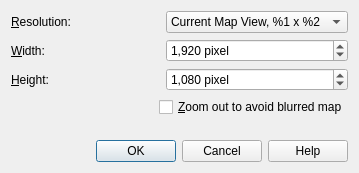
Before: the Qt Designer form src/mapgui/imageexportdialog.ui in albar965/littlenavmap, drawn with Qt 5.
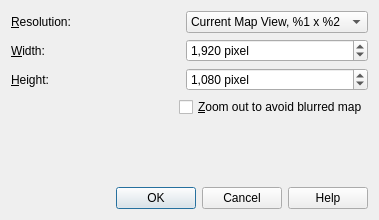
After: the same form once the commit is applied.

Patch:
```diff
--- a/src/mapgui/imageexportdialog.ui
+++ b/src/mapgui/imageexportdialog.ui
@@ -6,8 +6,8 @@
    <rect>
     <x>0</x>
     <y>0</y>
-    <width>359</width>
-    <height>173</height>
+    <width>379</width>
+    <height>220</height>
    </rect>
   </property>
   <property name="windowTitle">
```
